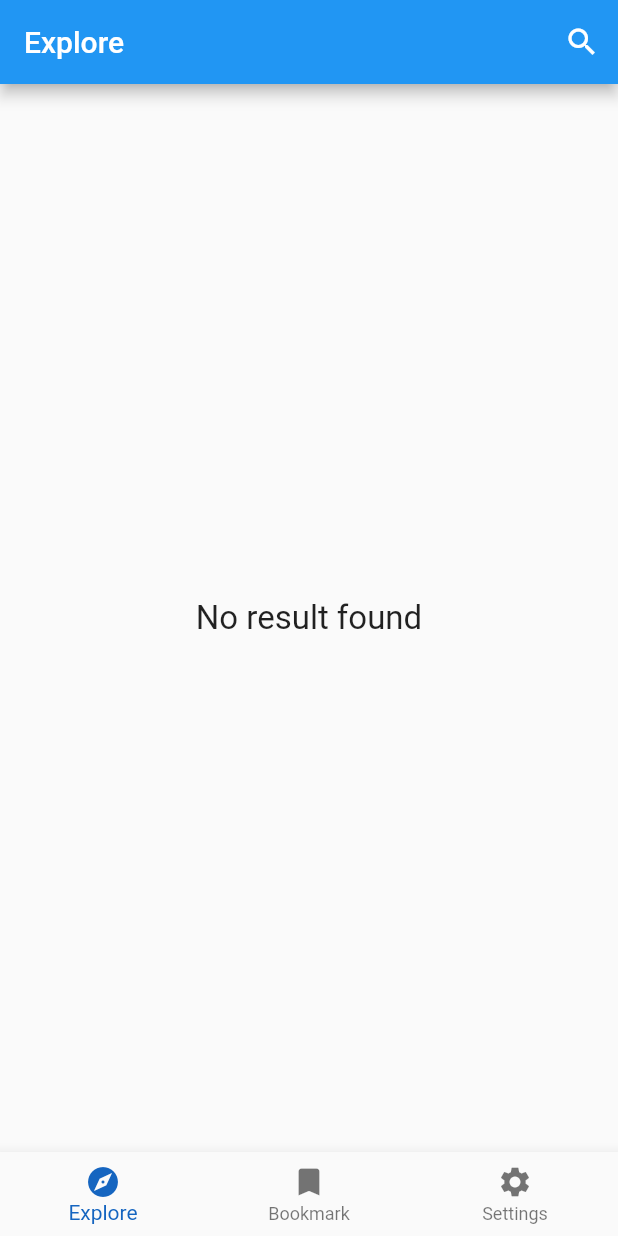
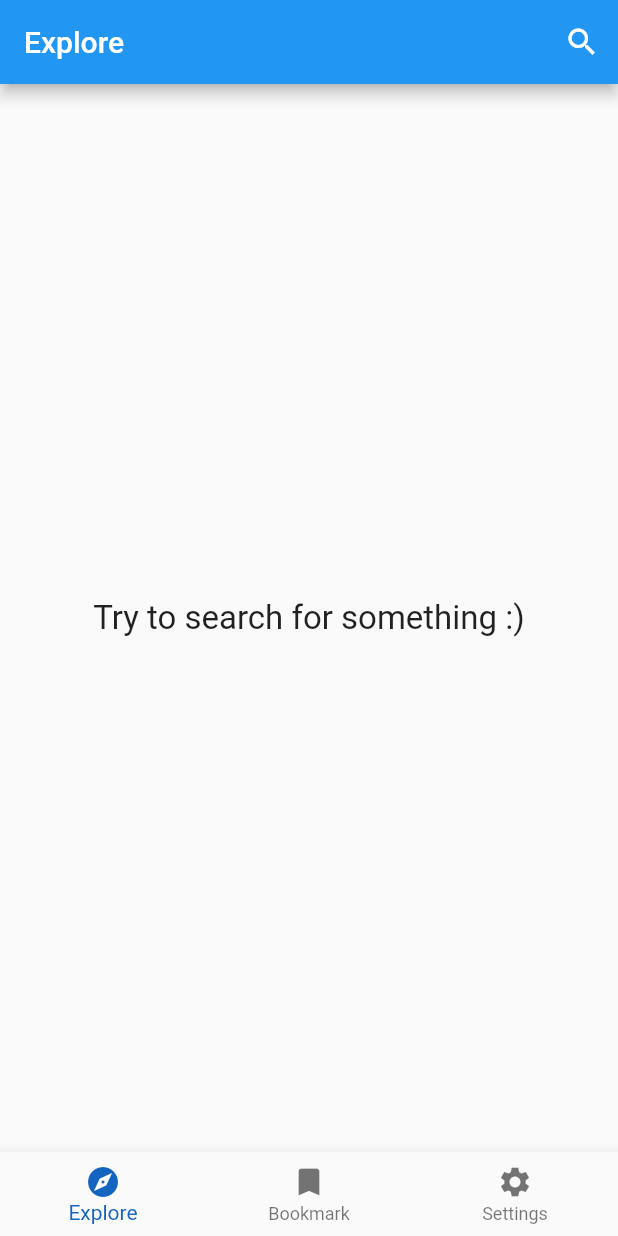
Before and after one commit to wlllllllk/fyp-flutter, a Flutter app: the screen it shows after launch, on a phone screen of 412 x 824 dp. Run offline on Flutter 3.47's test engine with Material 2 defaults, Android fonts, the phone set to English and light mode, and no system bars; our stand-ins replace card_swiper, webview_flutter; missing offline and left inert: dart:ffi.

Commit message:
mockup mostly completed

```diff
--- a/lib/main.dart
+++ b/lib/main.dart
@@ -97,6 +97,7 @@
 //   }
 // }
 
+import 'dart:async';
 import 'dart:ffi';
 
 import 'package:flutter/foundation.dart';
@@ -106,6 +107,8 @@ import 'package:webview_flutter/webview_flutter.dart';
 import 'package:card_swiper/card_swiper.dart';
 
 void main() {
+  final Completer<WebViewController> controller;
+
   runApp(
     const MaterialApp(
       home: WebViewContainer(),
@@ -116,13 +119,17 @@ void main() {
 final webViewKey = GlobalKey<_WebViewContainerState>();
 
 class WebViewContainer extends StatefulWidget {
+  // const WebViewContainer({required this.controller, Key? key}): super(key: key);
   const WebViewContainer({super.key});
+
+  // final Completer<WebViewController> controller;
 
   @override
   State<WebViewContainer> createState() => _WebViewContainerState();
 }
 
 class _WebViewContainerState extends State<WebViewContainer> {
+  // final controller = Completer<WebViewController>();
   final _key = UniqueKey();
   final URL_list = [
     "https://www.cuhk.edu.hk/",
@@ -160,6 +167,7 @@ class _WebViewContainerState extends State<WebViewContainer> {
   bool _isSearching = false;
   List _searchResult = [];
   int _currentIndex = 0;
+  int _loadingPercentage = 0;
 
   void _toggleSearchBar() {
     setState(() {
@@ -172,9 +180,10 @@ class _WebViewContainerState extends State<WebViewContainer> {
   }
 
   // TextEditingController _handleSearch = TextEditingController();
-  // List<WebViewController> controller = [];
+  List<WebViewController> controller = [];
+  // late WebViewController controller;
 
-  // WebViewController controller;
+  SwiperController _swiperController = new SwiperController();
 
   // @override
   // void dispose() {
@@ -206,15 +215,25 @@ class _WebViewContainerState extends State<WebViewContainer> {
       print("search $value");
       _searchText = value;
 
-      if (URL_list_test[_searchText.toString().toLowerCase()] != null) {
+      if (URL_list_test[_searchText.toString().toLowerCase()] == null) {
+        _searchResult = [];
+      } else {
         _searchResult = URL_list_test[_searchText.toString().toLowerCase()];
-      } else {
-        _searchResult = [];
       }
 
       print("result $_searchResult");
 
       _isSearching = false;
+
+      print("controller ${controller.length}");
+
+      // force reload the webview with new URL
+      if (controller.isNotEmpty && _searchResult.isNotEmpty) {
+        // _swiperController.move(0, animation: false);
+        _swiperController.move(0); // kinda buggy with animation set to false
+        controller[0].loadUrl(_searchResult[0]);
+        _currentIndex = 0;
+      }
 
       Navigator.of(context).pop();
     });
@@ -265,6 +284,9 @@ class _WebViewContainerState extends State<WebViewContainer> {
       appBar: AppBar(
         title: _searchText == ""
             ? const Text("Explore")
+            : _searchResult.isNotEmpty
+                ? Text(
+                    'Results for $_searchText (${_currentIndex + 1} of ${_searchResult.length})')
                 : Text('Results for $_searchText'),
         actions: <Widget>[
           IconButton(
@@ -275,41 +297,111 @@ class _WebViewContainerState extends State<WebViewContainer> {
       ),
       body: Column(
         children: <Widget>[
-          // Positioned(
-          //     bottom: 0,
-          //     left: 0,
-          //     child: Container(
-          //         height: 50,
-          //         width: MediaQuery.of(context).size.width,
-          //         child: const Align(
-          //             alignment: Alignment.center,
-          //             child: Text("Swipe here to change page")))),
-          Flexible(
-            child: _searchResult.length > 0
-                ? Swiper(
+          Container(
+            child: _searchResult.isNotEmpty
+                ? Flexible(
+                    child: Stack(
+                      children: <Widget>[
+                        Positioned(
+                            bottom: 0,
+                            height: 50,
+                            width: MediaQuery.of(context).size.width,
+                            child: Container(
+                              decoration: BoxDecoration(
+                                boxShadow: [
+                                  BoxShadow(
+                                    color: const Color.fromARGB(255, 57, 57, 57)
+                                        .withOpacity(0.2),
+                                    spreadRadius: 3,
+                                    blurRadius: 5,
+                                    offset: const Offset(
+                                        0, -50), // changes position of shadow
+                                  ),
+                                ],
+                              ),
+                              child: const Align(
+                                alignment: Alignment.center,
+                                child: Text(
+                                  "Swipe here to change page",
+                                ),
+                              ),
+                            )),
+                        Swiper(
                           itemBuilder: (BuildContext context, int index) {
                             return Container(
                               padding: const EdgeInsets.only(bottom: 50),
-                          child: WebView(
+                              child: Offstage(
+                                offstage: false,
+                                child: Stack(
+                                  children: <Widget>[
+                                    WebView(
                                       key: _key,
                                       gestureRecognizers: gestureRecognizers,
-                            javascriptMode: JavascriptMode.unrestricted,
+                                      javascriptMode:
+                                          JavascriptMode.unrestricted,
                                       initialUrl: _searchResult[index],
-                          ));
+                                      onWebViewCreated: (webViewController) {
+                                        if (controller.isNotEmpty) {
+                                          controller.removeLast();
+                                        }
+                                        controller.add(webViewController);
+                                      },
+                                      onPageStarted: (url) {
+                                        setState(() {
+                                          _loadingPercentage = 0;
+                                        });
+                                      },
+                                      onProgress: (progress) {
+                                        setState(() {
+                                          _loadingPercentage = progress;
+                                        });
+                                      },
+                                      onPageFinished: (url) {
+                                        setState(() {
+                                          _loadingPercentage = 100;
+                                        });
+                                      },
+                                    ),
+                                    if (_loadingPercentage < 100)
+                                      LinearProgressIndicator(
+                                        value: _loadingPercentage / 100.0,
+                                        minHeight: 5,
+                                        color: Colors.yellow,
+                                      ),
+                                  ],
+                                ),
+                              ),
+                            );
                           },
                           itemCount: _searchResult.length,
+                          loop: false,
+                          onIndexChanged: (index) {
+                            setState(() {
+                              _currentIndex = index;
+                              print("index $index");
+                            });
+                          },
+                          controller: _swiperController,
                           // pagination: SwiperPagination(),
                           // control: SwiperControl(),
-                    loop: false,
+                        ),
+                      ],
+                    ),
                   )
-                : Container(
+                : Flexible(
                     child: Align(
                       alignment: Alignment.center,
                       child: _searchText == ""
-                            ? const Text("No result found",
-                                style: TextStyle(fontSize: 22))
-                            : const Text("Try to search for something :)",
-                                style: TextStyle(fontSize: 22)))),
+                          ? const Text(
+                              "Try to search for something :)",
+                              style: TextStyle(fontSize: 22),
+                            )
+                          : const Text(
+                              "No result found",
+                              style: TextStyle(fontSize: 22),
+                            ),
+                    ),
+                  ),
           ),
         ],
       ),
```
Lines whose indentation alone changed are shown as unchanged.
